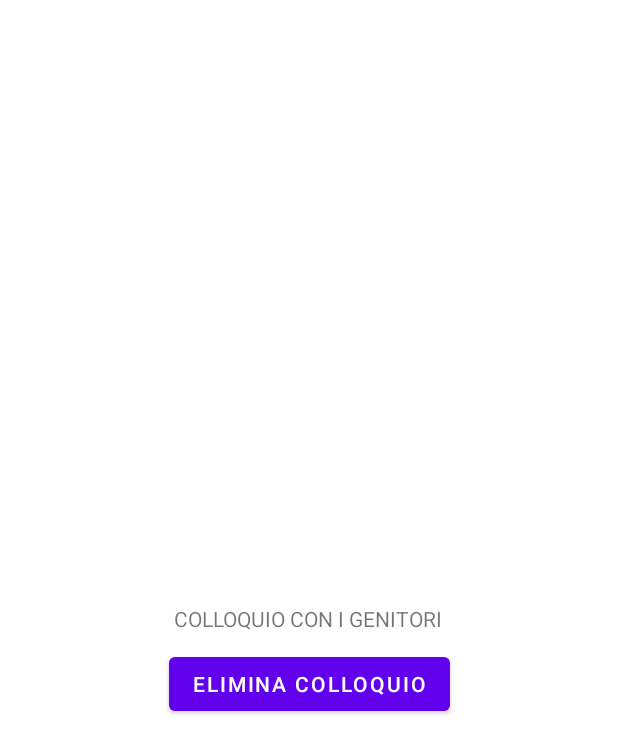
After one commit to LeleCazza/Escape-The-Room, an Android app: the ComputerRegistroActivity screen opened directly, with no data from a screen before it, on a phone screen of 412 x 824 dp. The commit adds this screen. Shown: the top 754 px of the screen. Run offline under Robolectric (Android 15) with nearby library versions, the phone set to English and light mode, and no system bars.

Commit message:
avanzamento logica game

```diff
--- a/app/src/main/AndroidManifest.xml
+++ b/app/src/main/AndroidManifest.xml
@@ -22,6 +22,7 @@
         <activity android:name=".ComputerLoginActivity"/>
         <activity android:name=".ComputerDesktopActivity"/>
         <activity android:name=".ComputerMailActivity"/>
+        <activity android:name=".ComputerRegistroActivity"/>
         <activity android:name=".CestinoActivity"/>
         <activity android:name=".CassettoActivity"/>
         <activity android:name=".BancoActivity"/>
--- /dev/null
+++ b/app/src/main/java/escape/room/ComputerRegistroActivity.java
@@ -0,0 +1,26 @@
+package escape.room;
+
+import android.os.Bundle;
+import android.widget.TextView;
+
+import androidx.annotation.Nullable;
+import androidx.appcompat.app.AppCompatActivity;
+
+public class ComputerRegistroActivity extends AppCompatActivity {
+
+    @Override
+    protected void onCreate(@Nullable Bundle savedInstanceState) {
+        super.onCreate(savedInstanceState);
+        setContentView(R.layout.activity_computer_registro);
+    }
+
+    @Override
+    protected void onStart() {
+        super.onStart();
+        MainActivity.setLockLavagna(false);
+        findViewById(R.id.elimina_colloquio).setOnClickListener(v -> {
+            TextView colloquio = findViewById(R.id.colloquio);
+            colloquio.setText("COLLOQUIO ELIMINATO CON SUCCESSO, HAI VINTO!");
+        });
+    }
+}
--- a/app/src/main/res/layout/activity_banco.xml
+++ b/app/src/main/res/layout/activity_banco.xml
@@ -9,7 +9,7 @@
         android:id="@+id/password_cestino"
         android:layout_width="wrap_content"
         android:layout_height="wrap_content"
-        android:text="VUOTO"
+        android:text="USERNAME DIRIGENTE SCOLSATICO: dirigentemega"
         app:layout_constraintBottom_toBottomOf="parent"
         app:layout_constraintEnd_toEndOf="parent"
         app:layout_constraintStart_toStartOf="parent"
--- a/app/src/main/res/layout/activity_cassetto.xml
+++ b/app/src/main/res/layout/activity_cassetto.xml
@@ -10,7 +10,7 @@
         android:layout_width="wrap_content"
         android:layout_height="wrap_content"
         android:gravity="center_horizontal"
-        android:text="USERNAME COORDINATORE AUTORITARIO: terrore"
+        android:text="USERNAME COORDINATORE AUTORITARIO: terrore77"
         android:textSize="20sp"
         app:layout_constraintBottom_toBottomOf="parent"
         app:layout_constraintEnd_toEndOf="parent"
--- /dev/null
+++ b/app/src/main/res/layout/activity_computer_registro.xml
@@ -0,0 +1,27 @@
+<?xml version="1.0" encoding="utf-8"?>
+<androidx.constraintlayout.widget.ConstraintLayout xmlns:android="http://schemas.android.com/apk/res/android"
+    xmlns:app="http://schemas.android.com/apk/res-auto"
+    xmlns:tools="http://schemas.android.com/tools"
+    android:layout_width="match_parent"
+    android:layout_height="match_parent">
+
+    <TextView
+        android:id="@+id/colloquio"
+        android:layout_width="180dp"
+        android:layout_height="19dp"
+        android:text="COLLOQUIO CON I GENITORI"
+        app:layout_constraintBottom_toBottomOf="parent"
+        app:layout_constraintEnd_toEndOf="parent"
+        app:layout_constraintStart_toStartOf="parent"
+        app:layout_constraintTop_toTopOf="parent" />
+
+    <Button
+        android:id="@+id/elimina_colloquio"
+        android:layout_width="wrap_content"
+        android:layout_height="wrap_content"
+        android:layout_marginTop="10dp"
+        android:text="ELIMINA COLLOQUIO"
+        app:layout_constraintEnd_toEndOf="parent"
+        app:layout_constraintStart_toStartOf="parent"
+        app:layout_constraintTop_toBottomOf="@+id/colloquio" />
+</androidx.constraintlayout.widget.ConstraintLayout>
--- a/app/src/main/res/layout/activity_lavagna.xml
+++ b/app/src/main/res/layout/activity_lavagna.xml
@@ -13,7 +13,7 @@
         android:layout_marginTop="10dp"
         android:layout_marginEnd="10dp"
         android:layout_marginBottom="10dp"
-        android:text="@IBIB_ZXWWX94"
+        android:text="@OHOH_FDCCD94"
         app:layout_constraintBottom_toBottomOf="parent"
         app:layout_constraintEnd_toEndOf="parent"
         app:layout_constraintStart_toStartOf="parent"
--- a/app/src/main/res/values-night/themes.xml
+++ b/app/src/main/res/values-night/themes.xml
@@ -1,6 +1,6 @@
 <resources xmlns:tools="http://schemas.android.com/tools">
     <!-- Base application theme. -->
-    <style name="Theme.EscapeRoom" parent="Theme.MaterialComponents.DayNight.DarkActionBar">
+    <style name="Theme.EscapeRoom" parent="Theme.MaterialComponents.DayNight.NoActionBar">
         <!-- Primary brand color. -->
         <item name="colorPrimary">@color/purple_200</item>
         <item name="colorPrimaryVariant">@color/purple_700</item>
--- a/app/src/main/res/values/themes.xml
+++ b/app/src/main/res/values/themes.xml
@@ -1,6 +1,6 @@
 <resources xmlns:tools="http://schemas.android.com/tools">
     <!-- Base application theme. -->
-    <style name="Theme.EscapeRoom" parent="Theme.MaterialComponents.DayNight.DarkActionBar">
+    <style name="Theme.EscapeRoom" parent="Theme.MaterialComponents.DayNight.NoActionBar">
         <!-- Primary brand color. -->
         <item name="colorPrimary">@color/purple_500</item>
         <item name="colorPrimaryVariant">@color/purple_700</item>
```
Also changed, not shown: app/src/main/java/escape/room/ComputerLoginActivity.java (+28 -4 lines), app/src/main/java/escape/room/ComputerMailActivity.java (+27 -2 lines), app/src/main/java/escape/room/MainActivity.java (+28 -0 lines), app/src/main/res/layout/activity_computer_mail.xml (+10 -0 lines), app/src/main/res/layout/activity_test.xml (+9 -0 lines), 1 other file.
